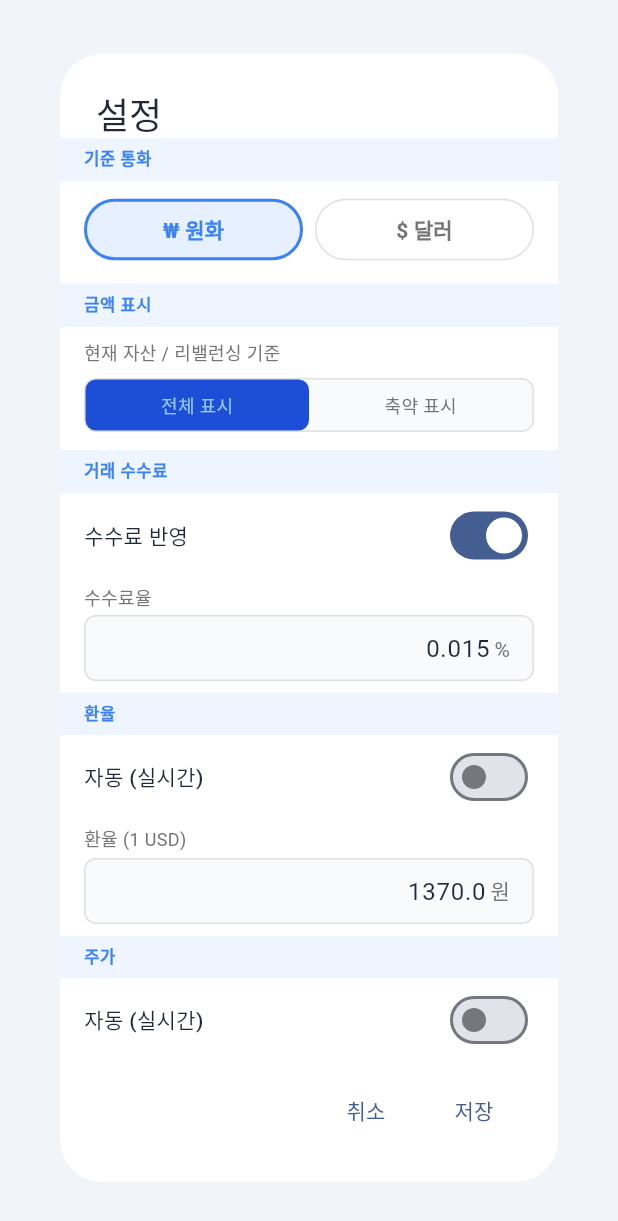
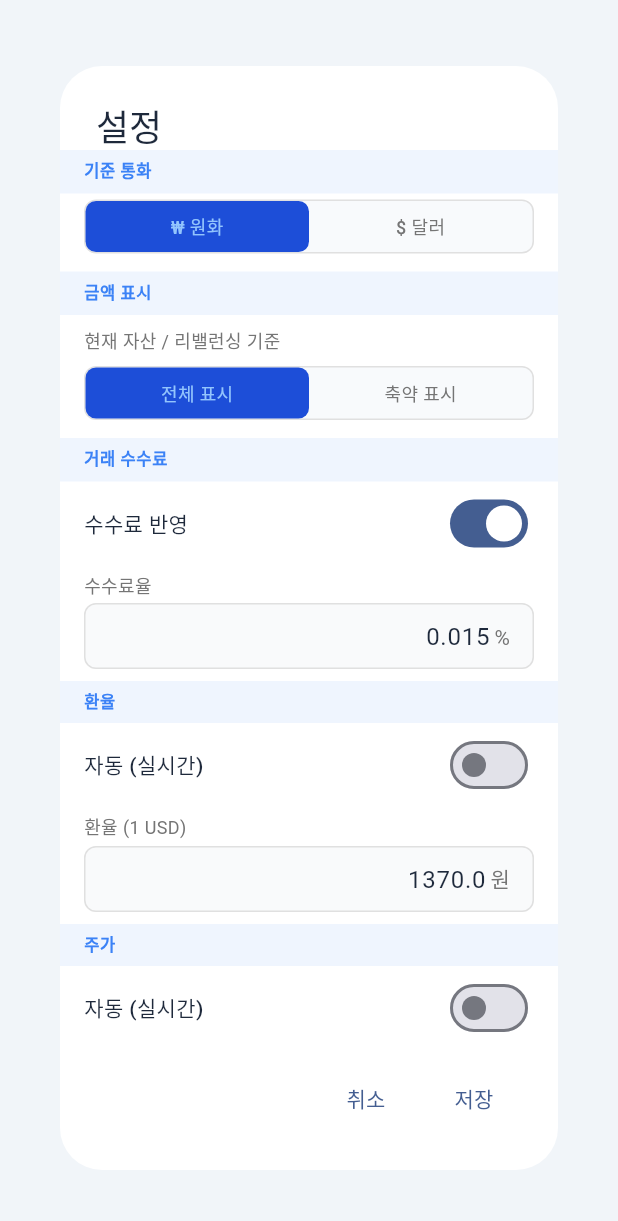
Before and after one commit to halladin00-commits/rebalancing_app, a Flutter app: the SettingsDialog widget shown alone on an empty page, opened directly with empty values, on a phone screen of 412 x 824 dp. Shown: the top 1221 px of the screen. Run offline on Flutter 3.47's test engine with Material 3 defaults, Android fonts, the phone set to English and light mode, and no system bars; our stand-ins replace permission_handler, screenshot, shared_preferences; missing offline and left inert: image_gallery_saver_plus; accounts and stored records are empty; network calls fail; Roboto replaces fonts that are missing (Pretendard).

Commit message:
fix: UI 개선 4종
- 스플래시 배경색 #0F172A로 통일 (흰 테두리 레이어 제거)
- 빈 화면 종목추가 카드: Padding→ListView로 변경 (카드가 전체 높이 채우는 버그 수정)
- 바텀시트 편집|닫기: 닫기 버튼도 OutlinedButton으로 통일 (시각적 균형)
- 설정 기준통화: OutlinedButton pill → 세그먼트 컨트롤로 통일 (금액표시와 동일 스타일)

```diff
--- a/lib/screens/portfolio_detail_screen.dart
+++ b/lib/screens/portfolio_detail_screen.dart
@@ -457,9 +457,9 @@ class _PortfolioDetailScreenState extends State<PortfolioDetailScreen> {
   }
 
   Widget _buildEmptyState(BuildContext context, Portfolio pf) {
-    return Padding(
-      padding: const EdgeInsets.fromLTRB(16, 24, 16, 100),
-      child: _buildSlimAddCard(context, pf),
+    return ListView(
+      padding: const EdgeInsets.fromLTRB(16, 16, 16, 100),
+      children: [_buildSlimAddCard(context, pf)],
     );
   }
 
--- a/lib/widgets/settings_dialog.dart
+++ b/lib/widgets/settings_dialog.dart
@@ -74,42 +74,19 @@ class _SettingsDialogState extends State<SettingsDialog> {
               // ── 기준 통화 ──
               _sectionHeader(context, '기준 통화'),
               Padding(
-                padding: const EdgeInsets.fromLTRB(16, 8, 16, 12),
-                child: Row(
-                  children: ['KRW', 'USD'].map((c) {
-                    final sel = _currency == c;
-                    return Expanded(
-                      child: Padding(
-                        padding: EdgeInsets.only(
-                            right: c == 'KRW' ? 4 : 0,
-                            left: c == 'USD' ? 4 : 0),
-                        child: OutlinedButton(
-                          onPressed: () => setState(() => _currency = c),
-                          style: OutlinedButton.styleFrom(
-                            backgroundColor: sel
-                                ? const Color(0xFF3B82F6).withValues(alpha: 0.12)
-                                : Colors.transparent,
-                            side: BorderSide(
-                              color: sel
-                                  ? const Color(0xFF3B82F6)
-                                  : context.borderColor,
-                              width: sel ? 2 : 1,
-                            ),
-                            padding: const EdgeInsets.symmetric(vertical: 10),
-                          ),
-                          child: Text(
-                            c == 'KRW' ? '₩ 원화' : '\$ 달러',
-                            style: TextStyle(
-                              fontWeight: FontWeight.w600,
-                              color: sel
-                                  ? const Color(0xFF3B82F6)
-                                  : context.textSecondary,
-                            ),
-                          ),
-                        ),
-                      ),
-                    );
-                  }).toList(),
+                padding: const EdgeInsets.fromLTRB(16, 4, 16, 12),
+                child: Container(
+                  decoration: BoxDecoration(
+                    color: context.rowBg,
+                    borderRadius: BorderRadius.circular(8),
+                    border: Border.all(color: context.borderColor),
+                  ),
+                  child: Row(children: [
+                    _segBtn(context, '₩ 원화', _currency == 'KRW',
+                        () => setState(() => _currency = 'KRW')),
+                    _segBtn(context, '\$ 달러', _currency == 'USD',
+                        () => setState(() => _currency = 'USD')),
+                  ]),
                 ),
               ),
 
```
Also changed, not shown: lib/widgets/item_bottom_sheet.dart (+8 -6 lines), 2 other files.
